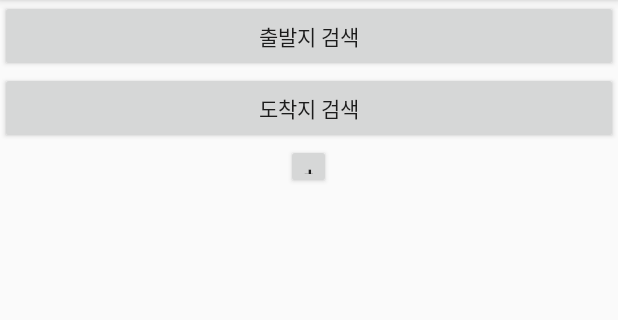
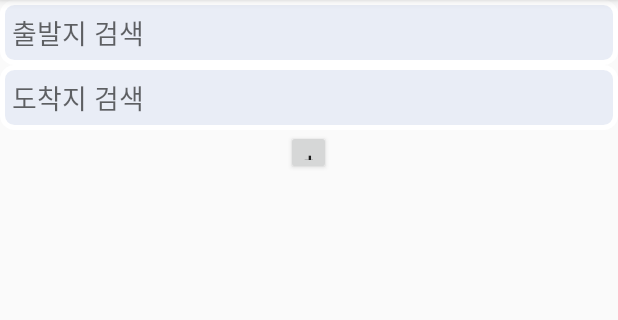
Before and after one commit to yangja057/WayProject, an Android app: the WRegiReviewActivity screen opened directly, with no data from a screen before it, on a phone screen of 412 x 824 dp, the part 84-404 px from its top. Run offline under Robolectric (Android 15) with nearby library versions, the phone set to English and light mode, and no system bars.

Commit message:
RegiReviewActivity에 PlacePicker 추가

```diff
--- a/app/src/main/java/com/example/yangj/wayproject/WRegiReviewActivity.java
+++ b/app/src/main/java/com/example/yangj/wayproject/WRegiReviewActivity.java
@@ -9,6 +9,7 @@ import android.view.MenuInflater;
 import android.view.MenuItem;
 import android.view.View;
 import android.widget.Button;
+import android.widget.EditText;
 import android.widget.ListView;
 import android.widget.Toast;
 
@@ -25,8 +26,8 @@ public class WRegiReviewActivity extends AppCompatActivity {
 
     static String curSelectPlace;
 
-    Button btnStartingPoint;
-    Button btnEndingPoint;
+    EditText edtStartingPoint;
+    EditText edtEndingPoint;
     Button AddButton;
 
     boolean touchbookmark=false;
@@ -76,11 +77,11 @@ public class WRegiReviewActivity extends AppCompatActivity {
         listView=(ListView)findViewById(R.id.listview1);
         listView.setAdapter(adapter);
 
-        btnStartingPoint = (Button)findViewById(R.id.btnStartingPoint);
-        btnEndingPoint = (Button)findViewById(R.id.btnEndingPoint);
+        edtStartingPoint = (EditText) findViewById(R.id.regi_btnStartingPoint);
+        edtEndingPoint = (EditText) findViewById(R.id.regi_btnEndingPoint);
         AddButton=(Button)findViewById(R.id.button3);
 
-        btnStartingPoint.setOnClickListener(new View.OnClickListener() {
+        edtStartingPoint.setOnClickListener(new View.OnClickListener() {
             @Override
             public void onClick(View v) {
                 Intent intent = new Intent(getBaseContext(), WAddPlaceActivity.class);
@@ -88,7 +89,7 @@ public class WRegiReviewActivity extends AppCompatActivity {
             }
         });
 
-        btnEndingPoint.setOnClickListener(new View.OnClickListener() {
+        edtEndingPoint.setOnClickListener(new View.OnClickListener() {
             @Override
             public void onClick(View v) {
                 Intent intent = new Intent(getBaseContext(), WAddPlaceActivity.class);
@@ -124,12 +125,12 @@ public class WRegiReviewActivity extends AppCompatActivity {
                 case STARTING_POINT:
                     startingPointName = data.getStringExtra("placeName");
                     startingPointId = data.getStringExtra("placeId");
-                    btnStartingPoint.setText(startingPointName);
+                    edtStartingPoint.setText(startingPointName);
                     break;
                 case ENDING_POINT:
                     endingPointName = data.getStringExtra("placeName");
                     endingPointId = data.getStringExtra("placeId");
-                    btnEndingPoint.setText(endingPointName);
+                    edtEndingPoint.setText(endingPointName);
                     break;
                 case CUR_SELECT_PLACE:
                     adapter.regiReviewItem.setPlaceName(data.getStringExtra("placeName"));
--- a/app/src/main/res/layout/activity_wregi_review.xml
+++ b/app/src/main/res/layout/activity_wregi_review.xml
@@ -8,17 +8,31 @@
     android:orientation="vertical"
     tools:context="com.example.yangj.wayproject.WRegiReviewActivity">
 
-    <Button
-        android:id="@+id/btnStartingPoint"
+    <EditText
+        android:id="@+id/regi_btnStartingPoint"
         android:layout_width="match_parent"
         android:layout_height="wrap_content"
-        android:text="출발지 검색" />
+        android:background="@drawable/btn_backgroud"
+        android:hint="출발지 검색" />
 
-    <Button
-        android:id="@+id/btnEndingPoint"
+    <EditText
+        android:id="@+id/regi_btnEndingPoint"
         android:layout_width="match_parent"
         android:layout_height="wrap_content"
-        android:text="도착지 검색" />
+        android:background="@drawable/btn_backgroud"
+        android:hint="도착지 검색" />
+
+    <!--<Button-->
+        <!--android:id="@+id/btnStartingPoint"-->
+        <!--android:layout_width="match_parent"-->
+        <!--android:layout_height="wrap_content"-->
+        <!--android:text="출발지 검색" />-->
+
+    <!--<Button-->
+        <!--android:id="@+id/btnEndingPoint"-->
+        <!--android:layout_width="match_parent"-->
+        <!--android:layout_height="wrap_content"-->
+        <!--android:text="도착지 검색" />-->
 
     <LinearLayout
         android:layout_width="wrap_content"
```
